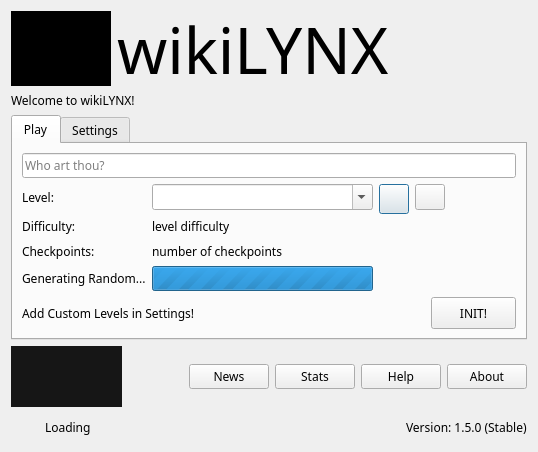
The window that wikiLYNX/ui/welcome.ui (flamboyantpenguin/wikilynx) describes before a commit, drawn with Qt 5.
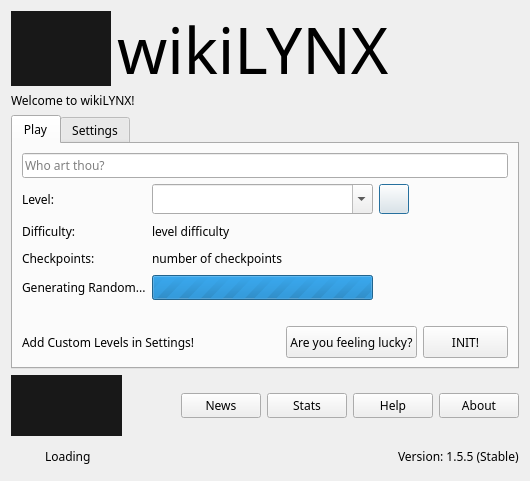
The same window after the commit. Icons and pictures are not drawn.

Commit message: Release 1.5.5-C0 - Fixed incorrect gamewindow status - Fonts should now be clear on Windows (Disabled hinting) - Doc Update (Imcomplete) - Added newsew icons - Added credits (Incomplete) - Light/Dark Variants for Image assets (Imcomplete)

Patch:
```diff
--- a/wikiLYNX/ui/welcome.ui
+++ b/wikiLYNX/ui/welcome.ui
@@ -9,8 +9,8 @@
    <rect>
     <x>0</x>
     <y>0</y>
-    <width>538</width>
-    <height>452</height>
+    <width>530</width>
+    <height>481</height>
    </rect>
   </property>
   <property name="sizePolicy">
@@ -21,20 +21,21 @@
   </property>
   <property name="minimumSize">
    <size>
-    <width>538</width>
-    <height>452</height>
+    <width>530</width>
+    <height>481</height>
    </size>
   </property>
   <property name="maximumSize">
    <size>
-    <width>538</width>
-    <height>452</height>
+    <width>530</width>
+    <height>481</height>
    </size>
   </property>
   <property name="font">
    <font>
     <family>Comfortaa</family>
     <stylestrategy>PreferDefault</stylestrategy>
+    <hintingpreference>PreferNoHinting</hintingpreference>
    </font>
   </property>
   <property name="windowTitle">
@@ -83,7 +84,7 @@
 hr { height: 1px; border-width: 0; }
 li.unchecked::marker { content: &quot;\2610&quot;; }
 li.checked::marker { content: &quot;\2612&quot;; }
-&lt;/style&gt;&lt;/head&gt;&lt;body style=&quot; font-family:'Comfortaa'; font-size:10pt; font-weight:400; font-style:normal;&quot; bgcolor=&quot;#000000&quot;&gt;
+&lt;/style&gt;&lt;/head&gt;&lt;body style=&quot; font-family:'Comfortaa'; font-size:10pt; font-weight:400; font-style:normal;&quot; bgcolor=&quot;#181818&quot;&gt;
 &lt;p style=&quot; margin-top:0px; margin-bottom:0px; margin-left:0px; margin-right:0px; -qt-block-indent:0; text-indent:0px;&quot;&gt;&lt;img src=&quot;:/base/images/wikiLYNX_logo.svg&quot; width=&quot;90&quot; height=&quot;70&quot; /&gt;&lt;/p&gt;&lt;/body&gt;&lt;/html&gt;</string>
        </property>
        <property name="textInteractionFlags">
@@ -107,6 +108,7 @@
          <family>Courier Prime</family>
          <pointsize>48</pointsize>
          <stylestrategy>PreferDefault</stylestrategy>
+         <hintingpreference>PreferNoHinting</hintingpreference>
         </font>
        </property>
        <property name="text">
@@ -148,6 +150,7 @@
           <font>
            <family>Courier Prime</family>
            <stylestrategy>PreferDefault</stylestrategy>
+           <hintingpreference>PreferNoHinting</hintingpreference>
           </font>
          </property>
          <property name="cursor">
@@ -176,82 +179,20 @@
        <item>
         <layout class="QHBoxLayout" name="horizontalLayout">
          <item>
-          <layout class="QGridLayout" name="gridLayout" rowstretch="0,0,0,0" columnstretch="0,1,0,0" columnminimumwidth="0,1,0,0">
+          <layout class="QGridLayout" name="gridLayout" rowstretch="0,0,0,0" columnstretch="0,0,0">
            <property name="spacing">
             <number>6</number>
            </property>
-           <item row="2" column="0">
-            <widget class="QLabel" name="label_4">
-             <property name="sizePolicy">
-              <sizepolicy hsizetype="Expanding" vsizetype="Expanding">
-               <horstretch>0</horstretch>
-               <verstretch>0</verstretch>
-              </sizepolicy>
-             </property>
-             <property name="maximumSize">
-              <size>
-               <width>16777215</width>
-               <height>16777215</height>
-              </size>
-             </property>
-             <property name="text">
-              <string>Checkpoints: </string>
-             </property>
-            </widget>
-           </item>
-           <item row="0" column="0">
-            <widget class="QLabel" name="label1">
-             <property name="sizePolicy">
-              <sizepolicy hsizetype="Expanding" vsizetype="Expanding">
-               <horstretch>0</horstretch>
-               <verstretch>0</verstretch>
-              </sizepolicy>
-             </property>
-             <property name="maximumSize">
-              <size>
-               <width>16777215</width>
-               <height>16777215</height>
-              </size>
-             </property>
-             <property name="layoutDirection">
-              <enum>Qt::LayoutDirection::LeftToRight</enum>
-             </property>
-             <property name="autoFillBackground">
-              <bool>false</bool>
-             </property>
-             <property name="text">
-              <string>Level: </string>
-             </property>
-             <property name="alignment">
-              <set>Qt::AlignmentFlag::AlignLeading|Qt::AlignmentFlag::AlignLeft|Qt::AlignmentFlag::AlignVCenter</set>
-             </property>
-            </widget>
-           </item>
-           <item row="2" column="1">
-            <widget class="QLabel" name="chk">
-             <property name="sizePolicy">
-              <sizepolicy hsizetype="Expanding" vsizetype="Expanding">
-               <horstretch>0</horstretch>
-               <verstretch>0</verstretch>
-              </sizepolicy>
-             </property>
-             <property name="maximumSize">
-              <size>
-               <width>16777215</width>
-               <height>16777215</height>
-              </size>
-             </property>
-             <property name="font">
-              <font>
-               <family>Courier Prime</family>
-               <stylestrategy>PreferDefault</stylestrategy>
-              </font>
-             </property>
+           <item row="3" column="1">
+            <widget class="QProgressBar" name="genRandPrg">
              <property name="toolTip">
               <string>Number of checkpoints</string>
              </property>
-             <property name="text">
-              <string>number of checkpoints</string>
+             <property name="maximum">
+              <number>0</number>
+             </property>
+             <property name="value">
+              <number>0</number>
              </property>
             </widget>
            </item>
@@ -279,6 +220,7 @@
               <font>
                <family>Courier Prime</family>
                <stylestrategy>PreferDefault</stylestrategy>
+               <hintingpreference>PreferNoHinting</hintingpreference>
               </font>
              </property>
              <property name="toolTip">
@@ -289,52 +231,6 @@
              </property>
             </widget>
            </item>
-           <item row="0" column="1">
-            <widget class="QComboBox" name="passcodeInput">
-             <property name="sizePolicy">
-              <sizepolicy hsizetype="Expanding" vsizetype="Expanding">
-               <horstretch>0</horstretch>
-               <verstretch>0</verstretch>
-              </sizepolicy>
-             </property>
-             <property name="minimumSize">
-              <size>
-               <width>0</width>
-               <height>0</height>
-              </size>
-             </property>
-             <property name="maximumSize">
-              <size>
-               <width>16777215</width>
-               <height>16777215</height>
-              </size>
-             </property>
-             <property name="font">
-              <font>
-               <family>Courier Prime</family>
-               <stylestrategy>PreferDefault</stylestrategy>
-              </font>
-             </property>
-             <property name="acceptDrops">
-              <bool>false</bool>
-             </property>
-             <property name="toolTip">
-              <string>Select Level</string>
-             </property>
-             <property name="editable">
-              <bool>true</bool>
-             </property>
-             <property name="insertPolicy">
-              <enum>QComboBox::InsertPolicy::InsertAlphabetically</enum>
-             </property>
-             <property name="sizeAdjustPolicy">
-              <enum>QComboBox::SizeAdjustPolicy::AdjustToMinimumContentsLengthWithIcon</enum>
-             </property>
-             <property name="placeholderText">
-              <string>Select Level</string>
-             </property>
-            </widget>
-           </item>
            <item row="0" column="2">
             <widget class="QPushButton" name="refreshButton">
              <property name="sizePolicy">
@@ -372,28 +268,25 @@
              </property>
             </widget>
            </item>
-           <item row="0" column="3">
-            <widget class="QPushButton" name="genRandomLevel">
+           <item row="2" column="0">
+            <widget class="QLabel" name="label_4">
              <property name="sizePolicy">
-              <sizepolicy hsizetype="Fixed" vsizetype="Fixed">
+              <sizepolicy hsizetype="Expanding" vsizetype="Expanding">
                <horstretch>0</horstretch>
                <verstretch>0</verstretch>
               </sizepolicy>
              </property>
              <property name="maximumSize">
               <size>
-               <width>30</width>
-               <height>30</height>
+               <width>16777215</width>
+               <height>16777215</height>
               </size>
              </property>
              <property name="toolTip">
               <string>Generate a Random Level. Name of the level will be `random`</string>
              </property>
              <property name="text">
-              <string/>
-             </property>
-             <property name="icon">
-              <iconset theme="shuffle"/>
+              <string>Checkpoints: </string>
              </property>
             </widget>
            </item>
@@ -422,6 +315,53 @@
              </property>
             </widget>
            </item>
+           <item row="0" column="1">
+            <widget class="QComboBox" name="passcodeInput">
+             <property name="sizePolicy">
+              <sizepolicy hsizetype="Expanding" vsizetype="Expanding">
+               <horstretch>0</horstretch>
+               <verstretch>0</verstretch>
+              </sizepolicy>
+             </property>
+             <property name="minimumSize">
+              <size>
+               <width>0</width>
+               <height>0</height>
+              </size>
+             </property>
+             <property name="maximumSize">
+              <size>
+               <width>16777215</width>
+               <height>16777215</height>
+              </size>
+             </property>
+             <property name="font">
+              <font>
+               <family>Courier Prime</family>
+               <stylestrategy>PreferDefault</stylestrategy>
+               <hintingpreference>PreferNoHinting</hintingpreference>
+              </font>
+             </property>
+             <property name="acceptDrops">
+              <bool>false</bool>
+             </property>
+             <property name="toolTip">
+              <string>Select inbuilt or custom levels</string>
+             </property>
+             <property name="editable">
+              <bool>true</bool>
+             </property>
+             <property name="insertPolicy">
+              <enum>QComboBox::InsertPolicy::InsertAlphabetically</enum>
+             </property>
+             <property name="sizeAdjustPolicy">
+              <enum>QComboBox::SizeAdjustPolicy::AdjustToMinimumContentsLengthWithIcon</enum>
+             </property>
+             <property name="placeholderText">
+              <string>Select Level</string>
+             </property>
+            </widget>
+           </item>
            <item row="3" column="0">
             <widget class="QLabel" name="genRandTxt">
              <property name="text">
@@ -429,13 +369,60 @@
              </property>
             </widget>
            </item>
-           <item row="3" column="1">
-            <widget class="QProgressBar" name="genRandPrg">
-             <property name="maximum">
-              <number>0</number>
+           <item row="2" column="1">
+            <widget class="QLabel" name="chk">
+             <property name="sizePolicy">
+              <sizepolicy hsizetype="Expanding" vsizetype="Expanding">
+               <horstretch>0</horstretch>
+               <verstretch>0</verstretch>
+              </sizepolicy>
              </property>
-             <property name="value">
-              <number>0</number>
+             <property name="maximumSize">
+              <size>
+               <width>16777215</width>
+               <height>16777215</height>
+              </size>
+             </property>
+             <property name="font">
+              <font>
+               <family>Courier Prime</family>
+               <stylestrategy>PreferDefault</stylestrategy>
+               <hintingpreference>PreferNoHinting</hintingpreference>
+              </font>
+             </property>
+             <property name="toolTip">
+              <string>Number of checkpoints of the selected level</string>
+             </property>
+             <property name="text">
+              <string>number of checkpoints</string>
+             </property>
+            </widget>
+           </item>
+           <item row="0" column="0">
+            <widget class="QLabel" name="label1">
+             <property name="sizePolicy">
+              <sizepolicy hsizetype="Expanding" vsizetype="Expanding">
+               <horstretch>0</horstretch>
+               <verstretch>0</verstretch>
+              </sizepolicy>
+             </property>
+             <property name="maximumSize">
+              <size>
+               <width>16777215</width>
+               <height>16777215</height>
+              </size>
+             </property>
+             <property name="layoutDirection">
+              <enum>Qt::LayoutDirection::LeftToRight</enum>
+             </property>
+             <property name="autoFillBackground">
+              <bool>false</bool>
+             </property>
+             <property name="text">
+              <string>Level: </string>
+             </property>
+             <property name="alignment">
+              <set>Qt::AlignmentFlag::AlignLeading|Qt::AlignmentFlag::AlignLeft|Qt::AlignmentFlag::AlignVCenter</set>
              </property>
             </widget>
            </item>
@@ -461,6 +448,9 @@
          <property name="orientation">
           <enum>Qt::Orientation::Vertical</enum>
          </property>
+         <property name="sizeType">
+          <enum>QSizePolicy::Policy::Fixed</enum>
+         </property>
          <property name="sizeHint" stdset="0">
           <size>
            <width>20</width>
@@ -496,6 +486,31 @@
            </property>
           </widget>
          </item>
+         <item>
+          <widget class="QPushButton" name="genRandomLevel">
+           <property name="sizePolicy">
+            <sizepolicy hsizetype="Fixed" vsizetype="Fixed">
+             <horstretch>0</horstretch>
+             <verstretch>0</verstretch>
+            </sizepolicy>
+           </property>
+           <property name="maximumSize">
+            <size>
+             <width>16777215</width>
+             <height>1000000</height>
+            </size>
+           </property>
+           <property name="toolTip">
+            <string>Play a random level!</string>
+           </property>
+           <property name="text">
+            <string>Are you feeling lucky?</string>
+           </property>
+           <property name="icon">
+            <iconset theme="star"/>
+           </property>
+          </widget>
+         </item>
          <item>
           <widget class="QPushButton" name="initButton">
            <property name="minimumSize">
@@ -514,6 +529,7 @@
             <font>
              <family>Courier Prime</family>
              <stylestrategy>PreferDefault</stylestrategy>
+             <hintingpreference>PreferNoHinting</hintingpreference>
             </font>
            </property>
            <property name="toolTip">
@@ -700,7 +716,7 @@
 hr { height: 1px; border-width: 0; }
 li.unchecked::marker { content: &quot;\2610&quot;; }
 li.checked::marker { content: &quot;\2612&quot;; }
-&lt;/style&gt;&lt;/head&gt;&lt;body style=&quot; font-family:'Comfortaa'; font-size:10pt; font-weight:400; font-style:normal;&quot; bgcolor=&quot;#161616&quot;&gt;
+&lt;/style&gt;&lt;/head&gt;&lt;body style=&quot; font-family:'Comfortaa'; font-size:10pt; font-weight:400; font-style:normal;&quot; bgcolor=&quot;#181818&quot;&gt;
 &lt;p style=&quot; margin-top:0px; margin-bottom:0px; margin-left:0px; margin-right:0px; -qt-block-indent:0; text-indent:0px;&quot;&gt;&lt;img src=&quot;:/base/images/DAWN.svg&quot; width=&quot;100&quot; height=&quot;50&quot; /&gt;&lt;/p&gt;&lt;/body&gt;&lt;/html&gt;</string>
        </property>
        <property name="textInteractionFlags">
@@ -859,6 +875,7 @@
         <font>
          <family>Courier Prime</family>
          <stylestrategy>PreferDefault</stylestrategy>
+         <hintingpreference>PreferNoHinting</hintingpreference>
         </font>
        </property>
        <property name="text">
@@ -884,8 +901,18 @@
      </item>
      <item>
       <widget class="QLabel" name="version">
+       <property name="font">
+        <font>
+         <family>Courier Prime</family>
+         <stylestrategy>PreferDefault</stylestrategy>
+         <hintingpreference>PreferNoHinting</hintingpreference>
+        </font>
+       </property>
+       <property name="toolTip">
+        <string>Game Version</string>
+       </property>
        <property name="text">
-        <string>Version: 1.5.0 (Stable)</string>
+        <string>Version: 1.5.5 (Stable)</string>
        </property>
       </widget>
      </item>
```
Left out of the diff: 63 changed lines with no effect on the pictures. The commit also changes 130 other files.
